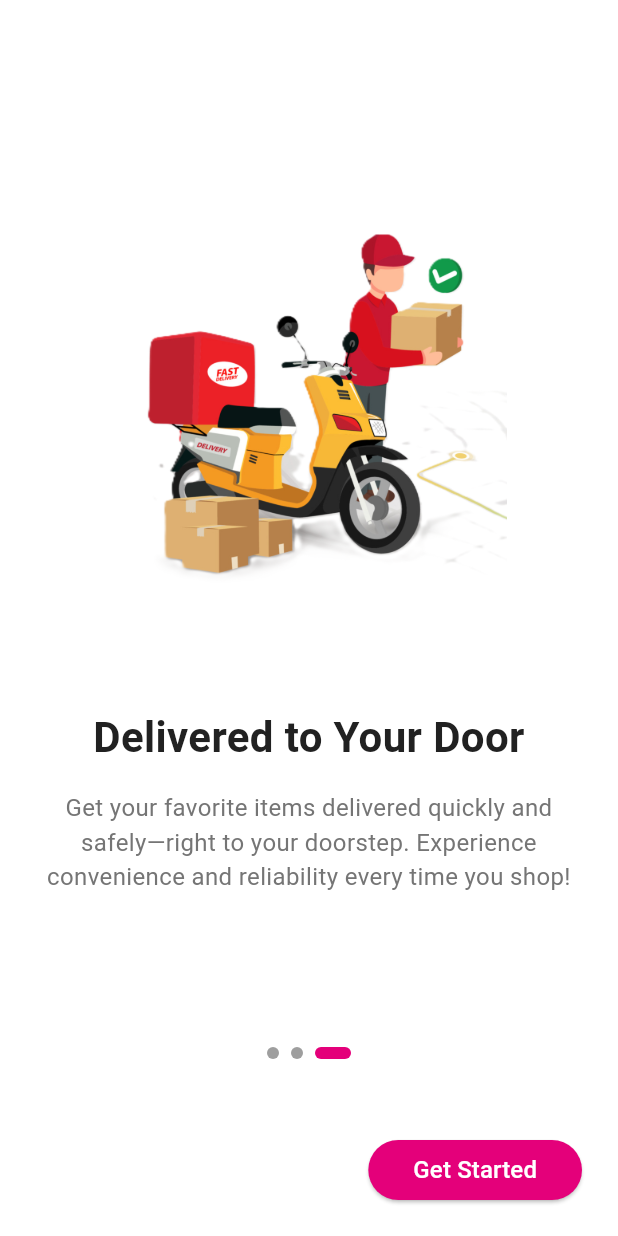
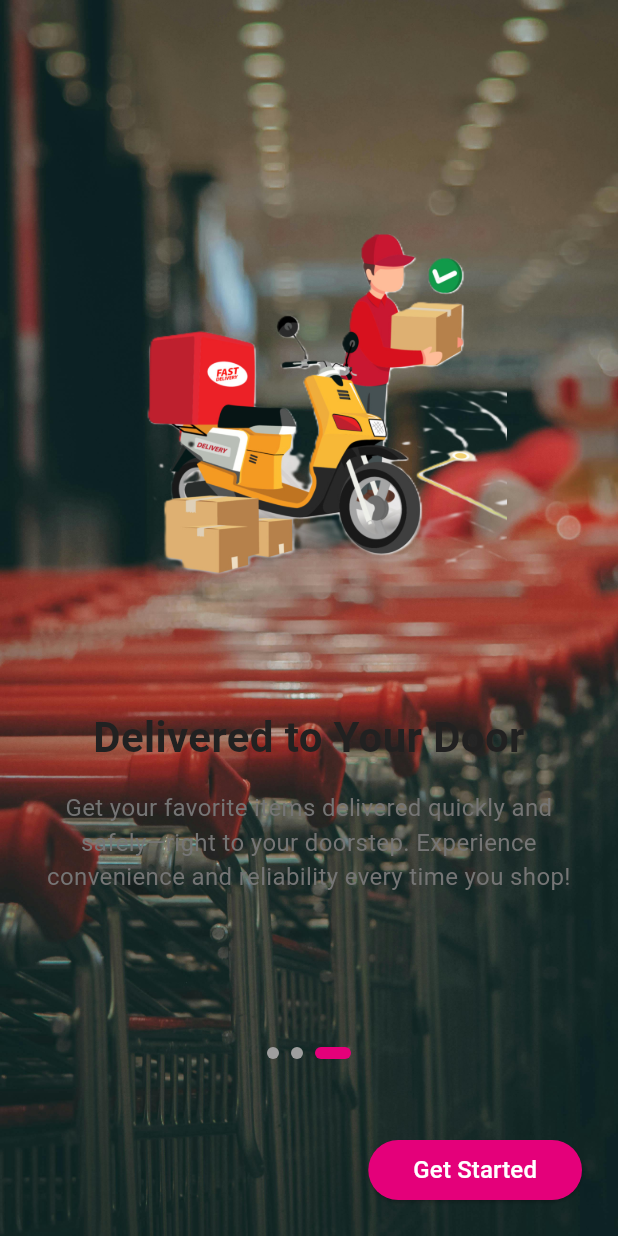
Before and after one commit to amsadeeq/urmallng_mob_app_v1, a Flutter app: the screen it shows after launch, swiped to page 3, on a phone screen of 412 x 824 dp. Run offline on Flutter 3.47's test engine with Material 3 defaults, Android fonts, the phone set to English and light mode, and no system bars; our stand-ins replace curved_labeled_navigation_bar, fluentui_system_icons, smooth_page_indicator.

Commit message:
onboarding changes

```diff
--- a/lib/core/constants/app_constants.dart
+++ b/lib/core/constants/app_constants.dart
@@ -9,6 +9,8 @@ class AppConstants {
   static const String onboarding_2 = 'assets/images/Onboarding_2.png';
   static const String delivery_2 = 'assets/images/delivery_2.png';
   static const String avatar = 'assets/images/avatar.png';
+  static const String backgroundImage1 = 'assets/images/onboarding_bg.jpg';
+  static const String backgroundImage2 = 'assets/images/unboarding_1.jpg';
 
   static const Duration splashDelay = Duration(
     seconds: 10,
--- a/lib/features/onboarding/screens/onboarding_screen.dart
+++ b/lib/features/onboarding/screens/onboarding_screen.dart
@@ -13,11 +13,13 @@ class OnboardingPage {
   final String imagePath;
   final String title;
   final String description;
+  final String backgroundImage;
 
   OnboardingPage({
     required this.imagePath,
     required this.title,
     required this.description,
+    required this.backgroundImage,
   });
 }
 
@@ -27,17 +29,20 @@ final List<OnboardingPage> onboardingPages = [
     imagePath: AppConstants.onboarding_1,
     title: 'Welcome to ${AppConstants.appName}',
     description: 'Discover amazing products and deals at your fingertips.',
+    backgroundImage: AppConstants.backgroundImage1,
   ),
   OnboardingPage(
     imagePath: AppConstants.onboarding_2,
     title: 'Fast & Secure Checkout',
     description: 'Enjoy a seamless and secure shopping experience.',
+    backgroundImage: AppConstants.backgroundImage1,
   ),
   OnboardingPage(
     imagePath: AppConstants.delivery_2,
     title: 'Delivered to Your Door',
     description:
         'Get your favorite items delivered quickly and safely—right to your doorstep. Experience convenience and reliability every time you shop!',
+    backgroundImage: AppConstants.backgroundImage1,
   ),
 ];
 
@@ -75,6 +80,13 @@ class _OnboardingScreenState extends State<OnboardingScreen> {
       backgroundColor: AppColors.background, // White background for onboarding
       body: SafeArea(
         // Ensures content is not obscured by system UI (notch, status bar)
+        child: Container(
+          decoration: BoxDecoration(
+            image: DecorationImage(
+              image: AssetImage(AppConstants.backgroundImage1),
+              fit: BoxFit.cover, // Cover the entire screen
+            ),
+          ),
           child: Column(
             children: [
               Expanded(
@@ -193,6 +205,7 @@ class _OnboardingScreenState extends State<OnboardingScreen> {
             ],
           ),
         ),
+      ),
     );
   }
 
```
Lines whose indentation alone changed are shown as unchanged.
